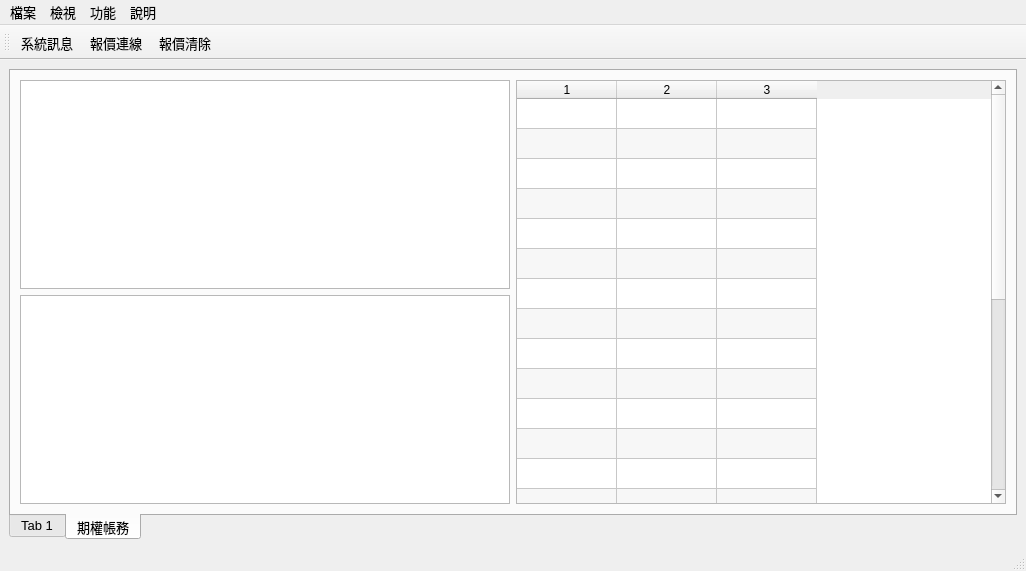
clamgee/python-code, file APIver1/UI/MainWindow.ui: the form before one commit.
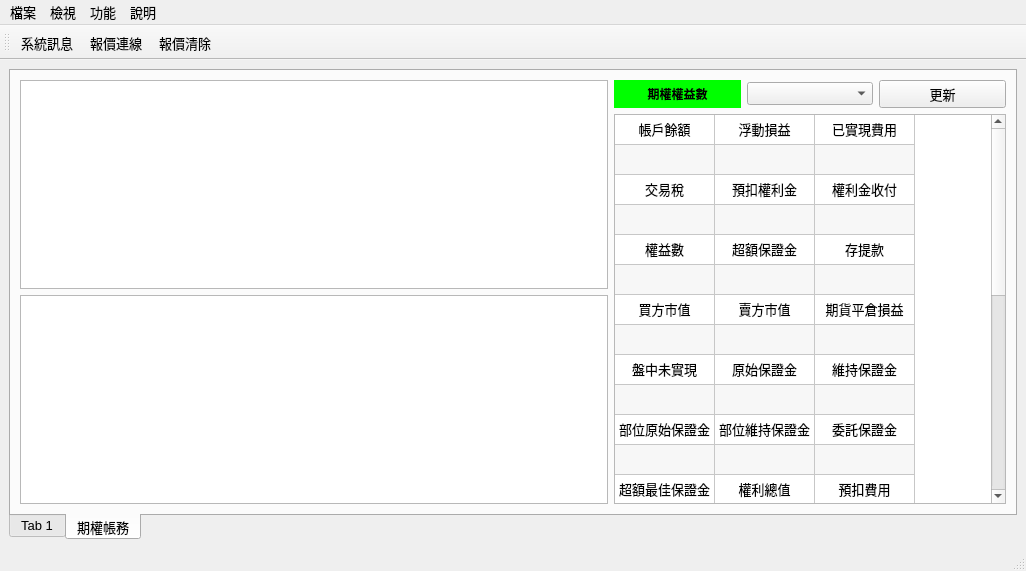
The form after the commit.

```diff
--- a/APIver1/UI/MainWindow.ui
+++ b/APIver1/UI/MainWindow.ui
@@ -266,7 +266,7 @@
        </attribute>
        <layout class="QGridLayout" name="gridLayout">
         <item row="0" column="0">
-         <layout class="QHBoxLayout" name="horizontalLayout_6" stretch="1,1">
+         <layout class="QHBoxLayout" name="horizontalLayout_7" stretch="3,2">
           <item>
            <layout class="QVBoxLayout" name="verticalLayout_5">
             <item>
@@ -278,48 +278,728 @@
            </layout>
           </item>
           <item>
-           <widget class="QTableWidget" name="Right_TB">
-            <property name="alternatingRowColors">
-             <bool>true</bool>
-            </property>
-            <property name="rowCount">
-             <number>25</number>
-            </property>
-            <property name="columnCount">
-             <number>3</number>
-            </property>
-            <attribute name="verticalHeaderVisible">
-             <bool>false</bool>
-            </attribute>
-            <row/>
-            <row/>
-            <row/>
-            <row/>
-            <row/>
-            <row/>
-            <row/>
-            <row/>
-            <row/>
-            <row/>
-            <row/>
-            <row/>
-            <row/>
-            <row/>
-            <row/>
-            <row/>
-            <row/>
-            <row/>
-            <row/>
-            <row/>
-            <row/>
-            <row/>
-            <row/>
-            <row/>
-            <row/>
-            <column/>
-            <column/>
-            <column/>
-           </widget>
+           <layout class="QVBoxLayout" name="verticalLayout_6" stretch="1,29">
+            <item>
+             <layout class="QHBoxLayout" name="horizontalLayout_6">
+              <item>
+               <widget class="QLabel" name="label_5">
+                <property name="font">
+                 <font>
+                  <weight>75</weight>
+                  <bold>true</bold>
+                 </font>
+                </property>
+                <property name="autoFillBackground">
+                 <bool>false</bool>
+                </property>
+                <property name="styleSheet">
+                 <string notr="true">background-color: rgb(0, 255, 0);</string>
+                </property>
+                <property name="text">
+                 <string>期權權益數</string>
+                </property>
+                <property name="alignment">
+                 <set>Qt::AlignCenter</set>
+                </property>
+               </widget>
+              </item>
+              <item>
+               <widget class="QComboBox" name="Future_Acc_CBox"/>
+              </item>
+              <item>
+               <widget class="QPushButton" name="Right_Update_btn">
+                <property name="text">
+                 <string>更新</string>
+                </property>
+               </widget>
+              </item>
+             </layout>
+            </item>
+            <item>
+             <widget class="QTableWidget" name="Right_TB">
+              <property name="alternatingRowColors">
+               <bool>true</bool>
+              </property>
+              <property name="rowCount">
+               <number>26</number>
+              </property>
+              <property name="columnCount">
+               <number>3</number>
+              </property>
+              <attribute name="horizontalHeaderVisible">
+               <bool>false</bool>
+              </attribute>
+              <attribute name="verticalHeaderVisible">
+               <bool>false</bool>
+              </attribute>
+              <row/>
+              <row/>
+              <row/>
+              <row/>
+              <row/>
+              <row/>
+              <row/>
+              <row/>
+              <row/>
+              <row/>
+              <row/>
+              <row/>
+              <row/>
+              <row/>
+              <row/>
+              <row/>
+              <row/>
+              <row/>
+              <row/>
+              <row/>
+              <row/>
+              <row/>
+              <row/>
+              <row/>
+              <row/>
+              <row/>
+              <column/>
+              <column/>
+              <column/>
+              <item row="0" column="0">
+               <property name="text">
+                <string>帳戶餘額</string>
+               </property>
+               <property name="font">
+                <font>
+                 <weight>50</weight>
+                 <bold>false</bold>
+                </font>
+               </property>
+               <property name="textAlignment">
+                <set>AlignCenter</set>
+               </property>
+              </item>
+              <item row="0" column="1">
+               <property name="text">
+                <string>浮動損益</string>
+               </property>
+               <property name="textAlignment">
+                <set>AlignCenter</set>
+               </property>
+              </item>
+              <item row="0" column="2">
+               <property name="text">
+                <string>已實現費用</string>
+               </property>
+               <property name="textAlignment">
+                <set>AlignCenter</set>
+               </property>
+              </item>
+              <item row="1" column="0">
+               <property name="text">
+                <string/>
+               </property>
+               <property name="textAlignment">
+                <set>AlignCenter</set>
+               </property>
+              </item>
+              <item row="1" column="1">
+               <property name="text">
+                <string/>
+               </property>
+               <property name="textAlignment">
+                <set>AlignCenter</set>
+               </property>
+              </item>
+              <item row="1" column="2">
+               <property name="text">
+                <string/>
+               </property>
+               <property name="textAlignment">
+                <set>AlignCenter</set>
+               </property>
+              </item>
+              <item row="2" column="0">
+               <property name="text">
+                <string>交易稅</string>
+               </property>
+               <property name="font">
+                <font>
+                 <weight>50</weight>
+                 <bold>false</bold>
+                </font>
+               </property>
+               <property name="textAlignment">
+                <set>AlignCenter</set>
+               </property>
+              </item>
+              <item row="2" column="1">
+               <property name="text">
+                <string>預扣權利金</string>
+               </property>
+               <property name="textAlignment">
+                <set>AlignCenter</set>
+               </property>
+              </item>
+              <item row="2" column="2">
+               <property name="text">
+                <string>權利金收付</string>
+               </property>
+               <property name="textAlignment">
+                <set>AlignCenter</set>
+               </property>
+              </item>
+              <item row="3" column="0">
+               <property name="text">
+                <string/>
+               </property>
+               <property name="font">
+                <font>
+                 <weight>50</weight>
+                 <bold>false</bold>
+                </font>
+               </property>
+               <property name="textAlignment">
+                <set>AlignCenter</set>
+               </property>
+              </item>
+              <item row="3" column="1">
+               <property name="text">
+                <string/>
+               </property>
+               <property name="textAlignment">
+                <set>AlignCenter</set>
+               </property>
+              </item>
+              <item row="3" column="2">
+               <property name="text">
+                <string/>
+               </property>
+               <property name="textAlignment">
+                <set>AlignCenter</set>
+               </property>
+              </item>
+              <item row="4" column="0">
+               <property name="text">
+                <string>權益數</string>
+               </property>
+               <property name="font">
+                <font>
+                 <weight>50</weight>
+                 <bold>false</bold>
+                </font>
+               </property>
+               <property name="textAlignment">
+                <set>AlignCenter</set>
+               </property>
+              </item>
+              <item row="4" column="1">
+               <property name="text">
+                <string>超額保證金</string>
+               </property>
+               <property name="textAlignment">
+                <set>AlignCenter</set>
+               </property>
+              </item>
+              <item row="4" column="2">
+               <property name="text">
+                <string>存提款</string>
+               </property>
+               <property name="textAlignment">
+                <set>AlignCenter</set>
+               </property>
+              </item>
+              <item row="5" column="0">
+               <property name="text">
+                <string/>
+               </property>
+               <property name="textAlignment">
+                <set>AlignCenter</set>
+               </property>
+              </item>
+              <item row="5" column="1">
+               <property name="text">
+                <string/>
+               </property>
+               <property name="textAlignment">
+                <set>AlignCenter</set>
+               </property>
+              </item>
+              <item row="5" column="2">
+               <property name="text">
+                <string/>
+               </property>
+               <property name="textAlignment">
+                <set>AlignCenter</set>
+               </property>
+              </item>
+              <item row="6" column="0">
+               <property name="text">
+                <string>買方市值</string>
+               </property>
+               <property name="textAlignment">
+                <set>AlignCenter</set>
+               </property>
+              </item>
+              <item row="6" column="1">
+               <property name="text">
+                <string>賣方市值</string>
+               </property>
+               <property name="textAlignment">
+                <set>AlignCenter</set>
+               </property>
+              </item>
+              <item row="6" column="2">
+               <property name="text">
+                <string>期貨平倉損益</string>
+               </property>
+               <property name="font">
+                <font>
+                 <weight>50</weight>
+                 <bold>false</bold>
+                </font>
+               </property>
+               <property name="textAlignment">
+                <set>AlignCenter</set>
+               </property>
+              </item>
+              <item row="7" column="0">
+               <property name="text">
+                <string/>
+               </property>
+               <property name="textAlignment">
+                <set>AlignCenter</set>
+               </property>
+              </item>
+              <item row="7" column="1">
+               <property name="text">
+                <string/>
+               </property>
+               <property name="textAlignment">
+                <set>AlignCenter</set>
+               </property>
+              </item>
+              <item row="7" column="2">
+               <property name="text">
+                <string/>
+               </property>
+               <property name="textAlignment">
+                <set>AlignCenter</set>
+               </property>
+              </item>
+              <item row="8" column="0">
+               <property name="text">
+                <string>盤中未實現</string>
+               </property>
+               <property name="textAlignment">
+                <set>AlignCenter</set>
+               </property>
+              </item>
+              <item row="8" column="1">
+               <property name="text">
+                <string>原始保證金</string>
+               </property>
+               <property name="textAlignment">
+                <set>AlignCenter</set>
+               </property>
+              </item>
+              <item row="8" column="2">
+               <property name="text">
+                <string>維持保證金</string>
+               </property>
+               <property name="textAlignment">
+                <set>AlignCenter</set>
+               </property>
+              </item>
+              <item row="9" column="0">
+               <property name="text">
+                <string/>
+               </property>
+               <property name="textAlignment">
+                <set>AlignCenter</set>
+               </property>
+              </item>
+              <item row="9" column="1">
+               <property name="text">
+                <string/>
+               </property>
+               <property name="textAlignment">
+                <set>AlignCenter</set>
+               </property>
+              </item>
+              <item row="9" column="2">
+               <property name="text">
+                <string/>
+               </property>
+               <property name="textAlignment">
+                <set>AlignCenter</set>
+               </property>
+              </item>
+              <item row="10" column="0">
+               <property name="text">
+                <string>部位原始保證金</string>
+               </property>
+               <property name="textAlignment">
+                <set>AlignCenter</set>
+               </property>
+              </item>
+              <item row="10" column="1">
+               <property name="text">
+                <string>部位維持保證金</string>
+               </property>
+               <property name="textAlignment">
+                <set>AlignCenter</set>
+               </property>
+              </item>
+              <item row="10" column="2">
+               <property name="text">
+                <string>委託保證金</string>
+               </property>
+               <property name="textAlignment">
+                <set>AlignCenter</set>
+               </property>
+              </item>
+              <item row="11" column="0">
+               <property name="text">
+                <string/>
+               </property>
+               <property name="textAlignment">
+                <set>AlignCenter</set>
+               </property>
+              </item>
+              <item row="11" column="1">
+               <property name="text">
+                <string/>
+               </property>
+               <property name="textAlignment">
+                <set>AlignCenter</set>
+               </property>
+              </item>
+              <item row="11" column="2">
+               <property name="text">
+                <string/>
+               </property>
+               <property name="textAlignment">
+                <set>AlignCenter</set>
+               </property>
+              </item>
+              <item row="12" column="0">
+               <property name="text">
+                <string>超額最佳保證金</string>
+               </property>
+               <property name="textAlignment">
+                <set>AlignCenter</set>
+               </property>
+              </item>
+              <item row="12" column="1">
+               <property name="text">
+                <string>權利總值</string>
+               </property>
+               <property name="font">
+                <font>
+                 <weight>50</weight>
+                 <bold>false</bold>
+                </font>
+               </property>
+               <property name="textAlignment">
+                <set>AlignCenter</set>
+               </property>
+              </item>
+              <item row="12" column="2">
+               <property name="text">
+                <string>預扣費用</string>
+               </property>
+               <property name="textAlignment">
+                <set>AlignCenter</set>
+               </property>
+              </item>
+              <item row="13" column="0">
+               <property name="text">
+                <string/>
+               </property>
+               <property name="textAlignment">
+                <set>AlignCenter</set>
+               </property>
+              </item>
+              <item row="13" column="1">
+               <property name="text">
+                <string/>
+               </property>
+               <property name="textAlignment">
+                <set>AlignCenter</set>
+               </property>
+              </item>
+              <item row="13" column="2">
+               <property name="text">
+                <string/>
+               </property>
+               <property name="textAlignment">
+                <set>AlignCenter</set>
+               </property>
+              </item>
+              <item row="14" column="0">
+               <property name="text">
+                <string>原始保證金</string>
+               </property>
+               <property name="textAlignment">
+                <set>AlignCenter</set>
+               </property>
+              </item>
+              <item row="14" column="1">
+               <property name="text">
+                <string>昨日餘額</string>
+               </property>
+               <property name="textAlignment">
+                <set>AlignCenter</set>
+               </property>
+              </item>
+              <item row="14" column="2">
+               <property name="text">
+                <string>選擇權組合單加不加收保證金</string>
+               </property>
+               <property name="textAlignment">
+                <set>AlignCenter</set>
+               </property>
+              </item>
+              <item row="15" column="0">
+               <property name="text">
+                <string/>
+               </property>
+               <property name="textAlignment">
+                <set>AlignCenter</set>
+               </property>
+              </item>
+              <item row="15" column="1">
+               <property name="text">
+                <string/>
+               </property>
+               <property name="textAlignment">
+                <set>AlignCenter</set>
+               </property>
+              </item>
+              <item row="15" column="2">
+               <property name="text">
+                <string/>
+               </property>
+               <property name="textAlignment">
+                <set>AlignCenter</set>
+               </property>
+              </item>
+              <item row="16" column="0">
+               <property name="text">
+                <string>維持率</string>
+               </property>
+               <property name="textAlignment">
+                <set>AlignCenter</set>
+               </property>
+              </item>
+              <item row="16" column="1">
+               <property name="text">
+                <string>幣別</string>
+               </property>
+               <property name="textAlignment">
+                <set>AlignCenter</set>
+               </property>
+              </item>
+              <item row="16" column="2">
+               <property name="text">
+                <string>足額原始保證金</string>
+               </property>
+               <property name="textAlignment">
+                <set>AlignCenter</set>
+               </property>
+              </item>
+              <item row="17" column="0">
+               <property name="text">
+                <string/>
+               </property>
+               <property name="textAlignment">
+                <set>AlignCenter</set>
+               </property>
+              </item>
+              <item row="17" column="1">
+               <property name="text">
+                <string/>
+               </property>
+               <property name="textAlignment">
+                <set>AlignCenter</set>
+               </property>
+              </item>
+              <item row="17" column="2">
+               <property name="text">
+                <string/>
+               </property>
+               <property name="textAlignment">
+                <set>AlignCenter</set>
+               </property>
+              </item>
+              <item row="18" column="0">
+               <property name="text">
+                <string>足額維持保證金</string>
+               </property>
+               <property name="textAlignment">
+                <set>AlignCenter</set>
+               </property>
+              </item>
+              <item row="18" column="1">
+               <property name="text">
+                <string>足額可用</string>
+               </property>
+               <property name="textAlignment">
+                <set>AlignCenter</set>
+               </property>
+              </item>
+              <item row="18" column="2">
+               <property name="text">
+                <string>抵繳金額</string>
+               </property>
+               <property name="textAlignment">
+                <set>AlignCenter</set>
+               </property>
+              </item>
+              <item row="19" column="0">
+               <property name="text">
+                <string/>
+               </property>
+               <property name="textAlignment">
+                <set>AlignCenter</set>
+               </property>
+              </item>
+              <item row="19" column="1">
+               <property name="text">
+                <string/>
+               </property>
+               <property name="textAlignment">
+                <set>AlignCenter</set>
+               </property>
+              </item>
+              <item row="19" column="2">
+               <property name="text">
+                <string/>
+               </property>
+               <property name="textAlignment">
+                <set>AlignCenter</set>
+               </property>
+              </item>
+              <item row="20" column="0">
+               <property name="text">
+                <string>有價可用</string>
+               </property>
+               <property name="textAlignment">
+                <set>AlignCenter</set>
+               </property>
+              </item>
+              <item row="20" column="1">
+               <property name="text">
+                <string>超額保證金</string>
+               </property>
+               <property name="textAlignment">
+                <set>AlignCenter</set>
+               </property>
+              </item>
+              <item row="20" column="2">
+               <property name="text">
+                <string>足額現金可用</string>
+               </property>
+               <property name="textAlignment">
+                <set>AlignCenter</set>
+               </property>
+              </item>
+              <item row="21" column="0">
+               <property name="text">
+                <string/>
+               </property>
+               <property name="textAlignment">
+                <set>AlignCenter</set>
+               </property>
+              </item>
+              <item row="21" column="1">
+               <property name="text">
+                <string/>
+               </property>
+               <property name="textAlignment">
+                <set>AlignCenter</set>
+               </property>
+              </item>
+              <item row="21" column="2">
+               <property name="text">
+                <string/>
+               </property>
+               <property name="textAlignment">
+                <set>AlignCenter</set>
+               </property>
+              </item>
+              <item row="22" column="0">
+               <property name="text">
+                <string>有價價值</string>
+               </property>
+               <property name="textAlignment">
+                <set>AlignCenter</set>
+               </property>
+              </item>
+              <item row="22" column="1">
+               <property name="text">
+                <string>風險指標</string>
+               </property>
+               <property name="textAlignment">
+                <set>AlignCenter</set>
+               </property>
+              </item>
+              <item row="22" column="2">
+               <property name="text">
+                <string>選擇權到期差異</string>
+               </property>
+               <property name="textAlignment">
+                <set>AlignCenter</set>
+               </property>
+              </item>
+              <item row="23" column="0">
+               <property name="text">
+                <string/>
+               </property>
+               <property name="textAlignment">
+                <set>AlignCenter</set>
+               </property>
+              </item>
+              <item row="23" column="1">
+               <property name="text">
+                <string/>
+               </property>
+               <property name="textAlignment">
+                <set>AlignCenter</set>
+               </property>
+              </item>
+              <item row="23" column="2">
+               <property name="text">
+                <string/>
+               </property>
+               <property name="textAlignment">
+                <set>AlignCenter</set>
+               </property>
+              </item>
+              <item row="24" column="0">
+               <property name="text">
+                <string>選擇權到期差損</string>
+               </property>
+               <property name="textAlignment">
+                <set>AlignCenter</set>
+               </property>
+              </item>
+              <item row="24" column="1">
+               <property name="text">
+                <string>期貨到期損益</string>
+               </property>
+               <property name="textAlignment">
+                <set>AlignCenter</set>
+               </property>
+              </item>
+              <item row="24" column="2">
+               <property name="text">
+                <string>加收保證金</string>
+               </property>
+               <property name="textAlignment">
+                <set>AlignCenter</set>
+               </property>
+              </item>
+             </widget>
+            </item>
+           </layout>
           </item>
          </layout>
         </item>
```
